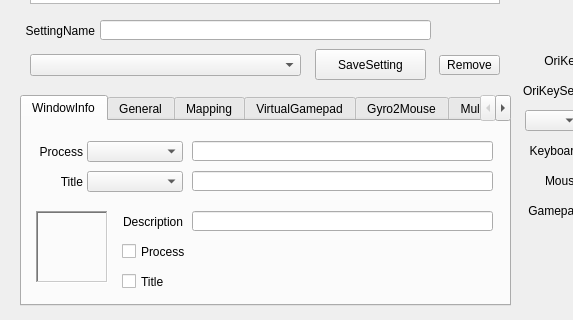
First picture: the form in QKeyMapper/qkeymapper.ui, repository Zalafina/QKeyMapper, before the edit; both pictures show x 0 to 573 and y 350 to 670 of the 1070 by 670 pixel window.
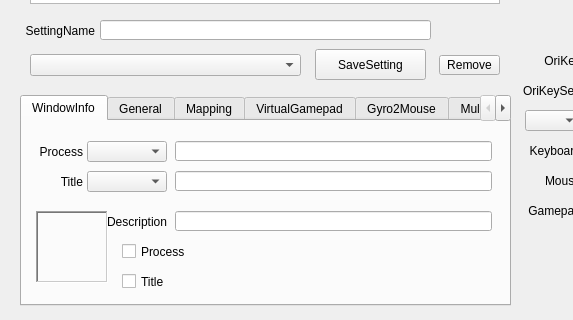
Second picture: the form after the edit.

What changed in the file:
```diff
--- a/QKeyMapper/qkeymapper.ui
+++ b/QKeyMapper/qkeymapper.ui
@@ -450,9 +450,9 @@
     <widget class="QLineEdit" name="descriptionLineEdit">
      <property name="geometry">
       <rect>
-       <x>170</x>
+       <x>153</x>
        <y>90</y>
-       <width>301</width>
+       <width>317</width>
        <height>20</height>
       </rect>
      </property>
@@ -460,9 +460,9 @@
     <widget class="QLabel" name="descriptionLabel">
      <property name="geometry">
       <rect>
-       <x>80</x>
+       <x>84</x>
        <y>90</y>
-       <width>81</width>
+       <width>61</width>
        <height>21</height>
       </rect>
      </property>
@@ -476,9 +476,9 @@
     <widget class="QLineEdit" name="processLineEdit">
      <property name="geometry">
       <rect>
-       <x>170</x>
+       <x>153</x>
        <y>20</y>
-       <width>301</width>
+       <width>317</width>
        <height>20</height>
       </rect>
      </property>
@@ -518,9 +518,9 @@
     <widget class="QLineEdit" name="windowTitleLineEdit">
      <property name="geometry">
       <rect>
-       <x>170</x>
+       <x>153</x>
        <y>50</y>
-       <width>301</width>
+       <width>317</width>
        <height>20</height>
       </rect>
      </property>
@@ -558,7 +558,7 @@
       <rect>
        <x>65</x>
        <y>20</y>
-       <width>96</width>
+       <width>80</width>
        <height>21</height>
       </rect>
      </property>
@@ -577,7 +577,7 @@
       <rect>
        <x>65</x>
        <y>50</y>
-       <width>96</width>
+       <width>80</width>
        <height>21</height>
       </rect>
      </property>
```
